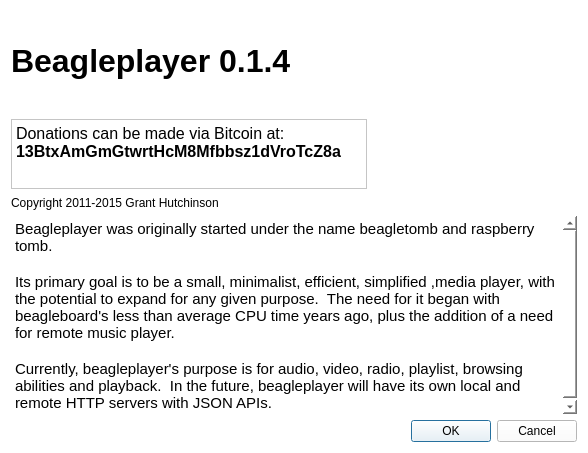
The window that src/widgets/about.ui (hutchgrant/beagleplayer) describes before a commit, drawn with Qt 5.
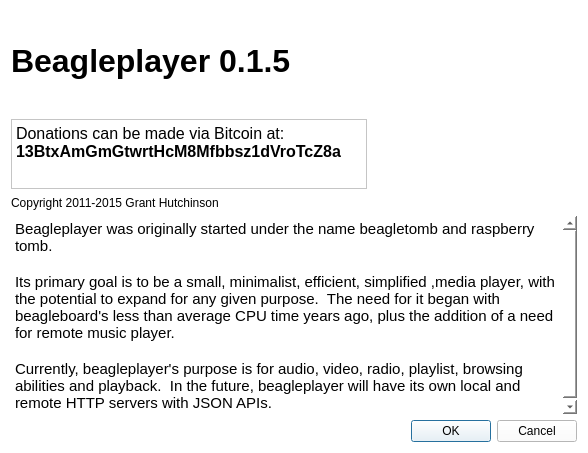
The same window after the commit. Icons and pictures are not drawn.

Commit message: fixing small bug with radio playback

Patch:
```diff
--- a/src/widgets/about.ui
+++ b/src/widgets/about.ui
@@ -30,7 +30,7 @@
          <item>
           <widget class="QLabel" name="about_title">
            <property name="text">
-            <string>&lt;html&gt;&lt;head/&gt;&lt;body&gt;&lt;p&gt;&lt;span style=&quot; font-size:24pt; font-weight:600;&quot;&gt;Beagleplayer 0.1.4&lt;/span&gt;&lt;/p&gt;&lt;/body&gt;&lt;/html&gt;</string>
+            <string>&lt;html&gt;&lt;head/&gt;&lt;body&gt;&lt;p&gt;&lt;span style=&quot; font-size:24pt; font-weight:600;&quot;&gt;Beagleplayer 0.1.5&lt;/span&gt;&lt;/p&gt;&lt;/body&gt;&lt;/html&gt;</string>
            </property>
           </widget>
          </item>
```
The commit also changes 1 other file.
